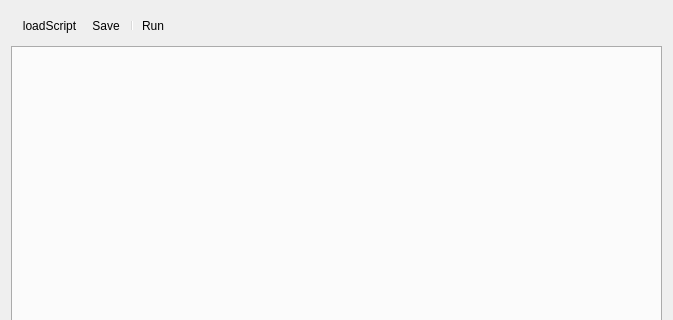
Old version of the form src/components/jsscripting/ScriptCollectionDialog.ui in the repository yudjin87/tour_du_monde; both pictures show x 0 to 673 and y 0 to 320 of the 673 by 589 pixel window.
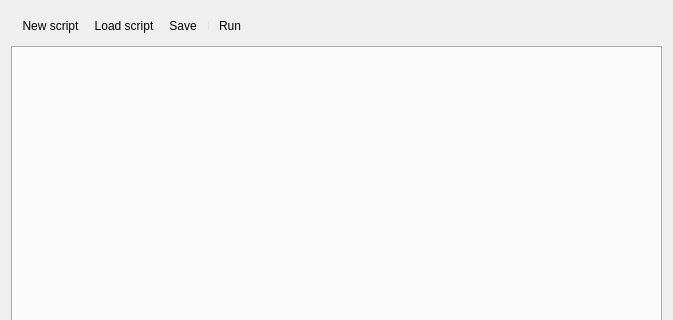
New version of the form. Icons and pictures are not drawn.

```diff
--- a/src/components/jsscripting/ScriptCollectionDialog.ui
+++ b/src/components/jsscripting/ScriptCollectionDialog.ui
@@ -22,6 +22,7 @@
        <height>24</height>
       </size>
      </property>
+     <addaction name="actionNewScript"/>
      <addaction name="actionLoadScript"/>
      <addaction name="actionSave"/>
      <addaction name="separator"/>
@@ -42,7 +43,7 @@
      <normaloff>:/jsscripting/images/scriptLoad.png</normaloff>:/jsscripting/images/scriptLoad.png</iconset>
    </property>
    <property name="text">
-    <string>loadScript</string>
+    <string>Load script</string>
    </property>
    <property name="toolTip">
     <string>Load script</string>
@@ -75,6 +76,18 @@
     <string>Save current script</string>
    </property>
   </action>
+  <action name="actionNewScript">
+   <property name="icon">
+    <iconset resource="jsscripting.qrc">
+     <normaloff>:/jsscripting/images/scriptAdd.png</normaloff>:/jsscripting/images/scriptAdd.png</iconset>
+   </property>
+   <property name="text">
+    <string>New script</string>
+   </property>
+   <property name="toolTip">
+    <string>Add new script</string>
+   </property>
+  </action>
  </widget>
  <resources>
   <include location="jsscripting.qrc"/>
```
